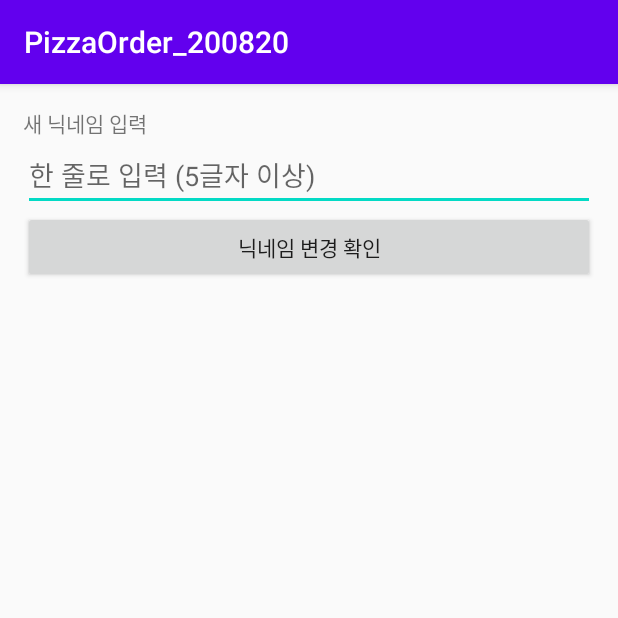
After one commit to sunnyLEE525/PizzaOrder_200820, an Android app: the EditNicknameActivity screen opened directly, with no data from a screen before it, on a phone screen of 412 x 824 dp, the top half of it. The commit adds this screen. Run offline under Robolectric (Android 15) with nearby library versions, the phone set to English and light mode, and no system bars.

Commit message:
닉네임 변경 화면 추가

```diff
--- a/app/src/main/AndroidManifest.xml
+++ b/app/src/main/AndroidManifest.xml
@@ -3,7 +3,7 @@
     package="kr.co.tjoeun.pizzaorder_200820">
 
     <uses-permission android:name="android.permission.INTERNET" />
-    <uses-permission android:name="android.permission.CALL_PHONE"/>
+    <uses-permission android:name="android.permission.CALL_PHONE" />
 
     <application
         android:allowBackup="true"
@@ -13,7 +13,8 @@
         android:supportsRtl="true"
         android:theme="@style/AppTheme"
         android:usesCleartextTraffic="true">
-        <activity android:name=".ViewStoreDetailActivity"></activity>
+        <activity android:name=".EditNicknameActivity"></activity>
+        <activity android:name=".ViewStoreDetailActivity" />
         <activity android:name=".MainActivity">
             <intent-filter>
                 <action android:name="android.intent.action.MAIN" />
--- /dev/null
+++ b/app/src/main/java/kr/co/tjoeun/pizzaorder_200820/EditNicknameActivity.kt
@@ -0,0 +1,20 @@
+package kr.co.tjoeun.pizzaorder_200820
+
+import androidx.appcompat.app.AppCompatActivity
+import android.os.Bundle
+
+class EditNicknameActivity : BaseActivity() {
+    override fun onCreate(savedInstanceState: Bundle?) {
+        super.onCreate(savedInstanceState)
+        setContentView(R.layout.activity_edit_nickname)
+}
+    override fun setUpEvents() {
+
+    }
+
+    override fun setValues() {
+
+    }
+
+
+}
--- a/app/src/main/java/kr/co/tjoeun/pizzaorder_200820/fragments/MyProfileFragment.kt
+++ b/app/src/main/java/kr/co/tjoeun/pizzaorder_200820/fragments/MyProfileFragment.kt
@@ -1,10 +1,13 @@
 package kr.co.tjoeun.pizzaorder_200820.fragments
 
+import android.content.Intent
 import android.os.Bundle
 import android.view.LayoutInflater
 import android.view.View
 import android.view.ViewGroup
 import androidx.fragment.app.Fragment
+import kotlinx.android.synthetic.main.fragment_my_profile.*
+import kr.co.tjoeun.pizzaorder_200820.EditNicknameActivity
 import kr.co.tjoeun.pizzaorder_200820.R
 
 class MyProfileFragment : Fragment() {
@@ -22,6 +25,10 @@ class MyProfileFragment : Fragment() {
 
 //        닉네임 변경 관련 코드 작성 필요
 
+        changeNicknameBtn.setOnClickListener {
+            val myIntent = Intent(context!!, EditNicknameActivity::class.java)
+        }
+
 
     }
 }
--- /dev/null
+++ b/app/src/main/res/layout/activity_edit_nickname.xml
@@ -0,0 +1,27 @@
+<?xml version="1.0" encoding="utf-8"?>
+<LinearLayout xmlns:android="http://schemas.android.com/apk/res/android"
+    xmlns:app="http://schemas.android.com/apk/res-auto"
+    xmlns:tools="http://schemas.android.com/tools"
+    android:layout_width="match_parent"
+    android:layout_height="match_parent"
+    android:orientation="vertical"
+    android:padding="15dp"
+    tools:context=".EditNicknameActivity">
+
+    <TextView
+        android:layout_width="wrap_content"
+        android:layout_height="wrap_content"
+        android:text="새 닉네임 입력"/>
+
+    <EditText
+        android:layout_width="match_parent"
+        android:layout_height="wrap_content"
+        android:hint="한 줄로 입력 (5글자 이상)"
+        android:singleLine="true"/>
+
+    <Button
+        android:layout_width="match_parent"
+        android:layout_height="wrap_content"
+        android:text="닉네임 변경 확인"/>
+
+</LinearLayout>
--- a/app/src/main/res/layout/fragment_my_profile.xml
+++ b/app/src/main/res/layout/fragment_my_profile.xml
@@ -18,6 +18,7 @@
         android:padding="15dp">
 
         <TextView
+            android:id="@+id/myNicknameTxt"
             android:layout_width="wrap_content"
             android:layout_height="wrap_content"
             android:text="CKJ"/>
@@ -28,6 +29,7 @@
             android:layout_weight="1"/>
 
         <Button
+            android:id="@+id/changeNicknameBtn"
             android:layout_width="wrap_content"
             android:layout_height="wrap_content"
             android:text="닉네임 변경"/>
```
